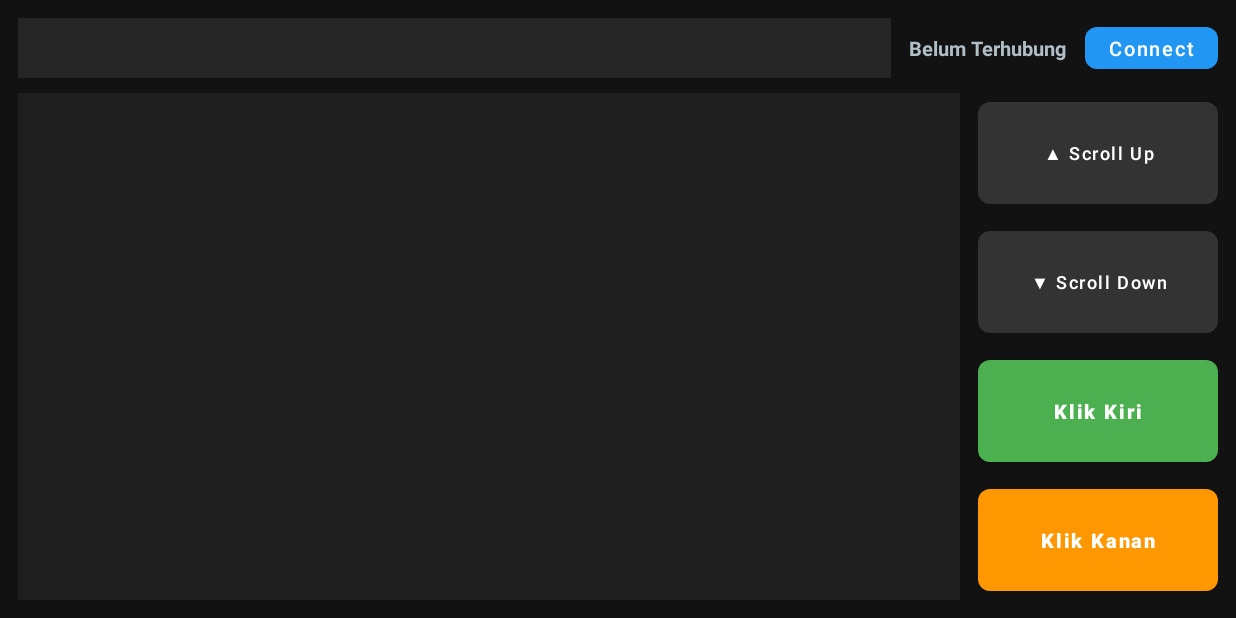
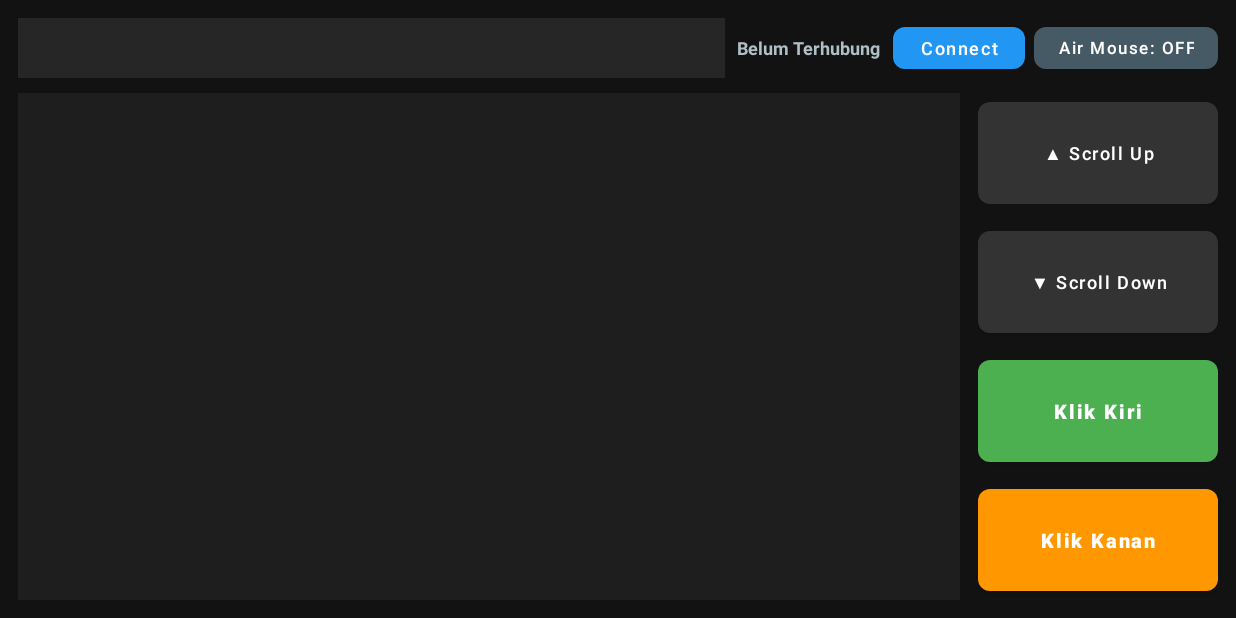
Before and after one commit to baguzzz/ds4-rust, an Android app: the screen it shows after launch (MainActivity), on a phone screen of 824 x 412 dp (held sideways). Run offline under Robolectric (Android 15) with nearby library versions, the phone set to English and light mode, and no system bars.

Commit message:
Update activity_main.xml

```diff
--- a/bt-mouse-app/app/src/main/res/layout/activity_main.xml
+++ b/bt-mouse-app/app/src/main/res/layout/activity_main.xml
@@ -2,22 +2,20 @@
 <androidx.constraintlayout.widget.ConstraintLayout
     xmlns:android="http://schemas.android.com/apk/res/android"
     xmlns:app="http://schemas.android.com/apk/res-auto"
-    xmlns:tools="http://schemas.android.com/tools"
     android:layout_width="match_parent"
     android:layout_height="match_parent"
     android:background="#121212"
     android:fitsSystemWindows="true"
     android:padding="12dp">
 
-    <!-- Header Atas: Spinner Pemilihan Perangkat BT + Status + Button Connect -->
     <LinearLayout
         android:id="@+id/headerLayout"
         android:layout_width="match_parent"
         android:layout_height="wrap_content"
         android:orientation="horizontal"
         android:gravity="center_vertical"
+        app:layout_constraintStart_toStartOf="parent"
         app:layout_constraintEnd_toEndOf="parent"
-        app:layout_constraintStart_toStartOf="parent"
         app:layout_constraintTop_toTopOf="parent">
 
         <Spinner
@@ -33,11 +31,11 @@
             android:id="@+id/statusText"
             android:layout_width="wrap_content"
             android:layout_height="wrap_content"
-            android:layout_marginStart="12dp"
-            android:layout_marginEnd="12dp"
+            android:layout_marginStart="8dp"
+            android:layout_marginEnd="8dp"
             android:text="Belum Terhubung"
             android:textColor="#B0BEC5"
-            android:textSize="13sp"
+            android:textSize="12sp"
             android:textStyle="bold" />
 
         <com.google.android.material.button.MaterialButton
@@ -46,12 +44,22 @@
             android:layout_height="40dp"
             android:text="Connect"
             android:textAllCaps="false"
-            android:textSize="13sp"
+            android:textSize="12sp"
             app:cornerRadius="8dp"
             app:backgroundTint="#2196F3" />
+
+        <com.google.android.material.button.MaterialButton
+            android:id="@+id/btnAirMouse"
+            android:layout_width="wrap_content"
+            android:layout_height="40dp"
+            android:layout_marginStart="6dp"
+            android:text="Air Mouse: OFF"
+            android:textAllCaps="false"
+            android:textSize="11sp"
+            app:cornerRadius="8dp"
+            app:backgroundTint="#455A64" />
     </LinearLayout>
 
-    <!-- Area Touchpad Utama -->
     <com.example.btmouse.TouchpadView
         android:id="@+id/touchpad"
         android:layout_width="0dp"
@@ -59,23 +67,22 @@
         android:layout_marginTop="10dp"
         android:layout_marginEnd="12dp"
         android:background="#1E1E1E"
-        app:layout_constraintBottom_toBottomOf="parent"
-        app:layout_constraintEnd_toStartOf="@+id/buttonPanel"
+        android:contentDescription="Touchpad gesture"
         app:layout_constraintStart_toStartOf="parent"
-        app:layout_constraintTop_toBottomOf="@+id/headerLayout" />
+        app:layout_constraintEnd_toStartOf="@id/buttonPanel"
+        app:layout_constraintTop_toBottomOf="@id/headerLayout"
+        app:layout_constraintBottom_toBottomOf="parent" />
 
-    <!-- Panel Tombol Kendali Kanan -->
     <LinearLayout
         android:id="@+id/buttonPanel"
         android:layout_width="160dp"
         android:layout_height="0dp"
         android:orientation="vertical"
         android:weightSum="4"
-        app:layout_constraintBottom_toBottomOf="parent"
         app:layout_constraintEnd_toEndOf="parent"
-        app:layout_constraintTop_toTopOf="@+id/touchpad">
+        app:layout_constraintTop_toTopOf="@id/touchpad"
+        app:layout_constraintBottom_toBottomOf="parent">
 
-        <!-- Scroll Up -->
         <com.google.android.material.button.MaterialButton
             android:id="@+id/btnScrollUp"
             android:layout_width="match_parent"
@@ -88,7 +95,6 @@
             app:cornerRadius="8dp"
             app:backgroundTint="#333333" />
 
-        <!-- Scroll Down -->
         <com.google.android.material.button.MaterialButton
             android:id="@+id/btnScrollDown"
             android:layout_width="match_parent"
@@ -101,7 +107,6 @@
             app:cornerRadius="8dp"
             app:backgroundTint="#333333" />
 
-        <!-- Klik Kiri -->
         <com.google.android.material.button.MaterialButton
             android:id="@+id/btnLeftClick"
             android:layout_width="match_parent"
@@ -110,12 +115,11 @@
             android:layout_marginBottom="6dp"
             android:text="Klik Kiri"
             android:textAllCaps="false"
+            android:textSize="13sp"
             android:textStyle="bold"
-            android:textSize="13sp"
             app:cornerRadius="8dp"
             app:backgroundTint="#4CAF50" />
 
-        <!-- Klik Kanan -->
         <com.google.android.material.button.MaterialButton
             android:id="@+id/btnRightClick"
             android:layout_width="match_parent"
@@ -123,11 +127,10 @@
             android:layout_weight="1"
             android:text="Klik Kanan"
             android:textAllCaps="false"
+            android:textSize="13sp"
             android:textStyle="bold"
-            android:textSize="13sp"
             app:cornerRadius="8dp"
             app:backgroundTint="#FF9800" />
-
     </LinearLayout>
 
 </androidx.constraintlayout.widget.ConstraintLayout>
```
